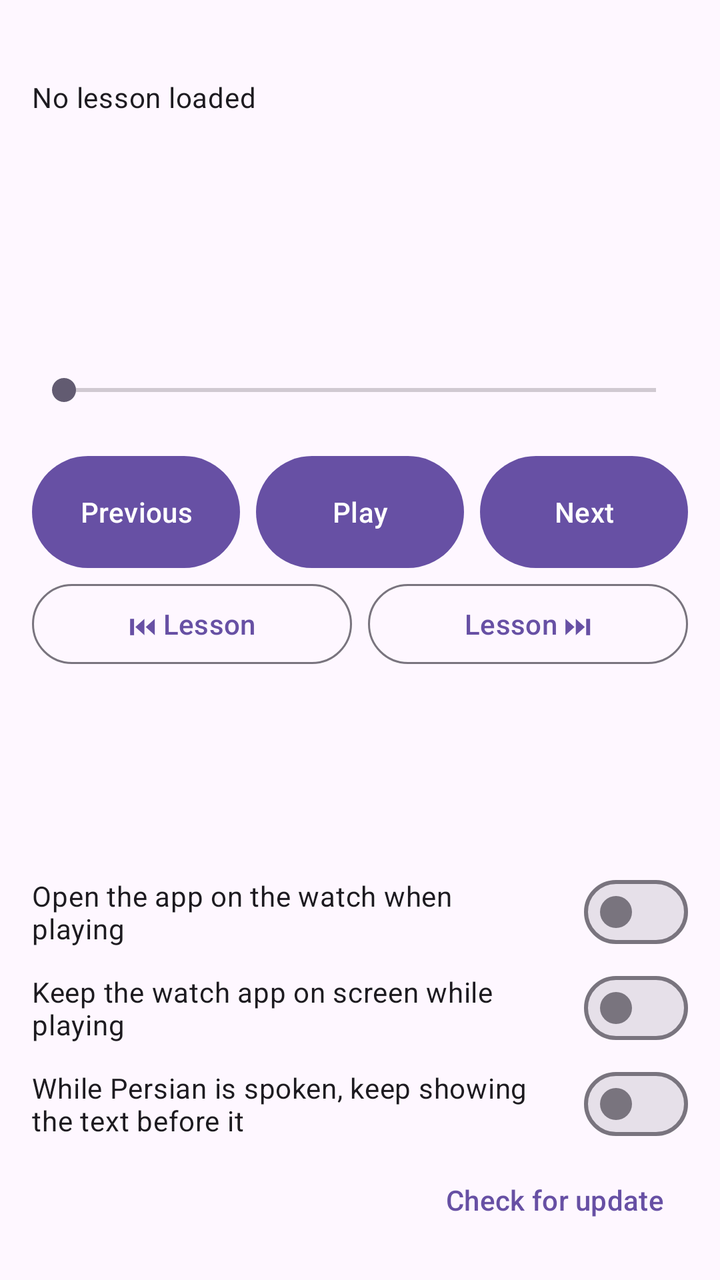
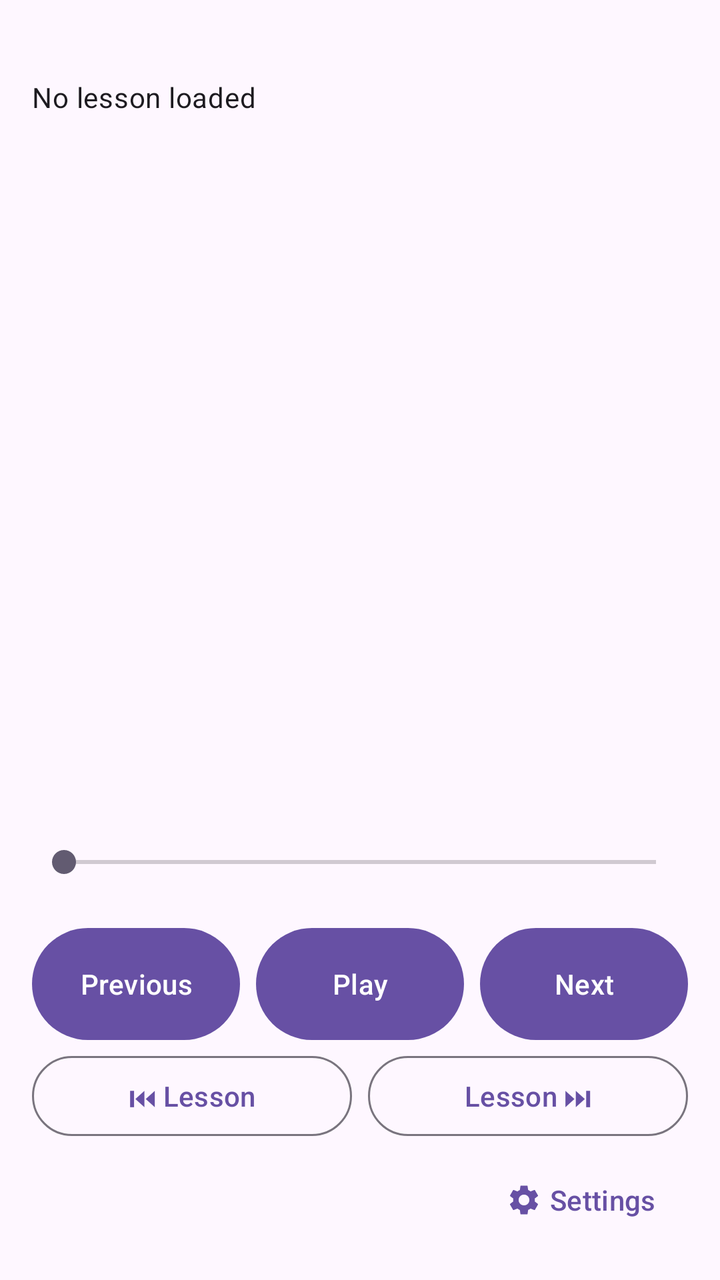

Two renders of the same Android screen: before a commit and after it. Below are the layout's source before the change and the commit's diff.
<!-- AndroidManifest.xml: application theme Theme.LessonSubtitles -->
<!-- res/layout/panel_player.xml -->
<?xml version="1.0" encoding="utf-8"?>
<LinearLayout xmlns:android="http://schemas.android.com/apk/res/android"
    android:id="@+id/playerPanel"
    android:layout_width="match_parent"
    android:layout_height="match_parent"
    android:orientation="vertical"
    android:padding="16dp">

    <TextView
        android:id="@+id/queueInfo"
        android:layout_width="match_parent"
        android:layout_height="wrap_content"
        android:ellipsize="end"
        android:singleLine="true"
        android:textAppearance="?attr/textAppearanceLabelLarge" />

    <TextView
        android:id="@+id/lessonTitle"
        android:layout_width="match_parent"
        android:layout_height="wrap_content"
        android:layout_marginTop="4dp"
        android:ellipsize="middle"
        android:singleLine="true"
        android:text="@string/no_lesson"
        android:textAppearance="?attr/textAppearanceBodyMedium" />

    <TextView
        android:id="@+id/segmentText"
        android:layout_width="match_parent"
        android:layout_height="0dp"
        android:layout_weight="1"
        android:autoSizeMaxTextSize="48sp"
        android:autoSizeMinTextSize="14sp"
        android:autoSizeTextType="uniform"
        android:gravity="center"
        android:padding="8dp"
        android:textColor="?android:attr/textColorPrimary" />

    <TextView
        android:id="@+id/segmentInfo"
        android:layout_width="match_parent"
        android:layout_height="wrap_content"
        android:gravity="center"
        android:textAppearance="?attr/textAppearanceBodySmall" />

    <TextView
        android:id="@+id/timeText"
        android:layout_width="match_parent"
        android:layout_height="wrap_content"
        android:layout_marginTop="4dp"
        android:gravity="center"
        android:textAppearance="?attr/textAppearanceBodyLarge" />

    <SeekBar
        android:id="@+id/seekBar"
        android:layout_width="match_parent"
        android:layout_height="wrap_content"
        android:layout_marginTop="4dp"
        android:paddingVertical="8dp" />

    
    <LinearLayout
        android:layout_width="match_parent"
        android:layout_height="wrap_content"
        android:layout_marginTop="12dp"
        android:orientation="horizontal">

        <Button
            android:id="@+id/prevButton"
            android:layout_width="0dp"
            android:layout_height="64dp"
            android:layout_weight="1"
            android:text="@string/previous" />

        <Button
            android:id="@+id/playButton"
            android:layout_width="0dp"
            android:layout_height="64dp"
            android:layout_marginHorizontal="8dp"
            android:layout_weight="1"
            android:text="@string/play" />

        <Button
            android:id="@+id/nextButton"
            android:layout_width="0dp"
            android:layout_height="64dp"
            android:layout_weight="1"
            android:text="@string/next" />
    </LinearLayout>

    
    <LinearLayout
        android:layout_width="match_parent"
        android:layout_height="wrap_content"
        android:orientation="horizontal">

        <Button
            android:id="@+id/prevLessonButton"
            style="?attr/materialButtonOutlinedStyle"
            android:layout_width="0dp"
            android:layout_height="wrap_content"
            android:layout_marginEnd="4dp"
            android:layout_weight="1"
            android:text="@string/previous_lesson" />

        <Button
            android:id="@+id/nextLessonButton"
            style="?attr/materialButtonOutlinedStyle"
            android:layout_width="0dp"
            android:layout_height="wrap_content"
            android:layout_marginStart="4dp"
            android:layout_weight="1"
            android:text="@string/next_lesson" />
    </LinearLayout>

    <Button
        android:id="@+id/endModeButton"
        style="?attr/borderlessButtonStyle"
        android:layout_width="match_parent"
        android:layout_height="wrap_content" />

    <Button
        android:id="@+id/speedButton"
        style="?attr/borderlessButtonStyle"
        android:layout_width="match_parent"
        android:layout_height="wrap_content" />

    <com.google.android.material.materialswitch.MaterialSwitch
        android:id="@+id/autoOpenSwitch"
        android:layout_width="match_parent"
        android:layout_height="wrap_content"
        android:text="@string/auto_open_watch" />

    <com.google.android.material.materialswitch.MaterialSwitch
        android:id="@+id/keepWatchOpenSwitch"
        android:layout_width="match_parent"
        android:layout_height="wrap_content"
        android:text="@string/keep_watch_open" />

    <com.google.android.material.materialswitch.MaterialSwitch
        android:id="@+id/holdTextSwitch"
        android:layout_width="match_parent"
        android:layout_height="wrap_content"
        android:text="@string/hold_text" />

    <LinearLayout
        android:layout_width="match_parent"
        android:layout_height="wrap_content"
        android:gravity="center_vertical"
        android:orientation="horizontal">

        <TextView
            android:id="@+id/watchStatus"
            android:layout_width="0dp"
            android:layout_height="wrap_content"
            android:layout_weight="1"
            android:textAppearance="?attr/textAppearanceBodySmall" />

        <TextView
            android:id="@+id/versionText"
            android:layout_width="wrap_content"
            android:layout_height="wrap_content"
            android:textAppearance="?attr/textAppearanceBodySmall" />

        <Button
            android:id="@+id/updateButton"
            style="?attr/borderlessButtonStyle"
            android:layout_width="wrap_content"
            android:layout_height="wrap_content"
            android:text="@string/check_update" />
    </LinearLayout>
</LinearLayout>
<!-- resources referenced by this layout -->
<resources>
  <string name="auto_open_watch">Open the app on the watch when playing</string>
  <string name="check_update">Check for update</string>
  <string name="hold_text">While Persian is spoken, keep showing the text before it</string>
  <string name="keep_watch_open">Keep the watch app on screen while playing</string>
  <string name="next">Next</string>
  <string name="next_lesson">Lesson ⏭</string>
  <string name="no_lesson">No lesson loaded</string>
  <string name="play">Play</string>
  <string name="previous">Previous</string>
  <string name="previous_lesson">⏮ Lesson</string>
  <style name="Theme.LessonSubtitles" parent="Theme.Material3.DayNight.NoActionBar" />
</resources>

<!-- the commit's change to res/layout/panel_player.xml (unified diff, before → after) -->
@@ -1,5 +1,6 @@
 <?xml version="1.0" encoding="utf-8"?>
 <LinearLayout xmlns:android="http://schemas.android.com/apk/res/android"
+    xmlns:app="http://schemas.android.com/apk/res-auto"
     android:id="@+id/playerPanel"
     android:layout_width="match_parent"
     android:layout_height="match_parent"
@@ -113,39 +114,10 @@
             android:text="@string/next_lesson" />
     </LinearLayout>
 
-    <Button
-        android:id="@+id/endModeButton"
-        style="?attr/borderlessButtonStyle"
-        android:layout_width="match_parent"
-        android:layout_height="wrap_content" />
-
-    <Button
-        android:id="@+id/speedButton"
-        style="?attr/borderlessButtonStyle"
-        android:layout_width="match_parent"
-        android:layout_height="wrap_content" />
-
-    <com.google.android.material.materialswitch.MaterialSwitch
-        android:id="@+id/autoOpenSwitch"
-        android:layout_width="match_parent"
-        android:layout_height="wrap_content"
-        android:text="@string/auto_open_watch" />
-
-    <com.google.android.material.materialswitch.MaterialSwitch
-        android:id="@+id/keepWatchOpenSwitch"
-        android:layout_width="match_parent"
-        android:layout_height="wrap_content"
-        android:text="@string/keep_watch_open" />
-
-    <com.google.android.material.materialswitch.MaterialSwitch
-        android:id="@+id/holdTextSwitch"
-        android:layout_width="match_parent"
-        android:layout_height="wrap_content"
-        android:text="@string/hold_text" />
-
     <LinearLayout
         android:layout_width="match_parent"
         android:layout_height="wrap_content"
+        android:layout_marginTop="4dp"
         android:gravity="center_vertical"
         android:orientation="horizontal">
 
@@ -156,17 +128,12 @@
             android:layout_weight="1"
             android:textAppearance="?attr/textAppearanceBodySmall" />
 
-        <TextView
-            android:id="@+id/versionText"
+        <Button
+            android:id="@+id/settingsButton"
+            style="@style/Widget.Material3.Button.TextButton.Icon"
             android:layout_width="wrap_content"
             android:layout_height="wrap_content"
-            android:textAppearance="?attr/textAppearanceBodySmall" />
-
-        <Button
-            android:id="@+id/updateButton"
-            style="?attr/borderlessButtonStyle"
-            android:layout_width="wrap_content"
-            android:layout_height="wrap_content"
-            android:text="@string/check_update" />
+            android:text="@string/settings"
+            app:icon="@drawable/ic_settings" />
     </LinearLayout>
 </LinearLayout>
<!-- resource entries referenced after the edit -->
@@ -1,15 +1,24 @@
 <!-- resources referenced by this layout -->
 <resources>
-  <string name="auto_open_watch">Open the app on the watch when playing</string>
-  <string name="check_update">Check for update</string>
-  <string name="hold_text">While Persian is spoken, keep showing the text before it</string>
-  <string name="keep_watch_open">Keep the watch app on screen while playing</string>
+  <!-- drawable ic_settings (drawable) -->
+  <?xml version="1.0" encoding="utf-8"?>
+  <vector xmlns:android="http://schemas.android.com/apk/res/android"
+      android:width="24dp"
+      android:height="24dp"
+      android:tint="?attr/colorControlNormal"
+      android:viewportWidth="24"
+      android:viewportHeight="24">
+      <path
+          android:fillColor="#FFFFFF"
+          android:pathData="M19.14,12.94c0.04,-0.3 0.06,-0.61 0.06,-0.94c0,-0.32 -0.02,-0.64 -0.07,-0.94l2.03,-1.58c0.18,-0.14 0.23,-0.41 0.12,-0.61l-1.92,-3.32c-0.12,-0.22 -0.37,-0.29 -0.59,-0.22l-2.39,0.96c-0.5,-0.38 -1.03,-0.7 -1.62,-0.94L14.4,2.81c-0.04,-0.24 -0.24,-0.41 -0.48,-0.41h-3.84c-0.24,0 -0.43,0.17 -0.47,0.41L9.25,5.35C8.66,5.59 8.12,5.92 7.63,6.29L5.24,5.33c-0.22,-0.08 -0.47,0 -0.59,0.22L2.74,8.87C2.62,9.08 2.66,9.34 2.86,9.48l2.03,1.58C4.84,11.36 4.8,11.69 4.8,12s0.02,0.64 0.07,0.94l-2.03,1.58c-0.18,0.14 -0.23,0.41 -0.12,0.61l1.92,3.32c0.12,0.22 0.37,0.29 0.59,0.22l2.39,-0.96c0.5,0.38 1.03,0.7 1.62,0.94l0.36,2.54c0.05,0.24 0.24,0.41 0.48,0.41h3.84c0.24,0 0.44,-0.17 0.47,-0.41l0.36,-2.54c0.59,-0.24 1.13,-0.56 1.62,-0.94l2.39,0.96c0.22,0.08 0.47,0 0.59,-0.22l1.92,-3.32c0.12,-0.22 0.07,-0.47 -0.12,-0.61L19.14,12.94zM12,15.6c-1.98,0 -3.6,-1.62 -3.6,-3.6s1.62,-3.6 3.6,-3.6s3.6,1.62 3.6,3.6S13.98,15.6 12,15.6z" />
+  </vector>
   <string name="next">Next</string>
   <string name="next_lesson">Lesson ⏭</string>
   <string name="no_lesson">No lesson loaded</string>
   <string name="play">Play</string>
   <string name="previous">Previous</string>
   <string name="previous_lesson">⏮ Lesson</string>
+  <string name="settings">Settings</string>
   <style name="Theme.LessonSubtitles" parent="Theme.Material3.DayNight.NoActionBar" />
 </resources>
 
